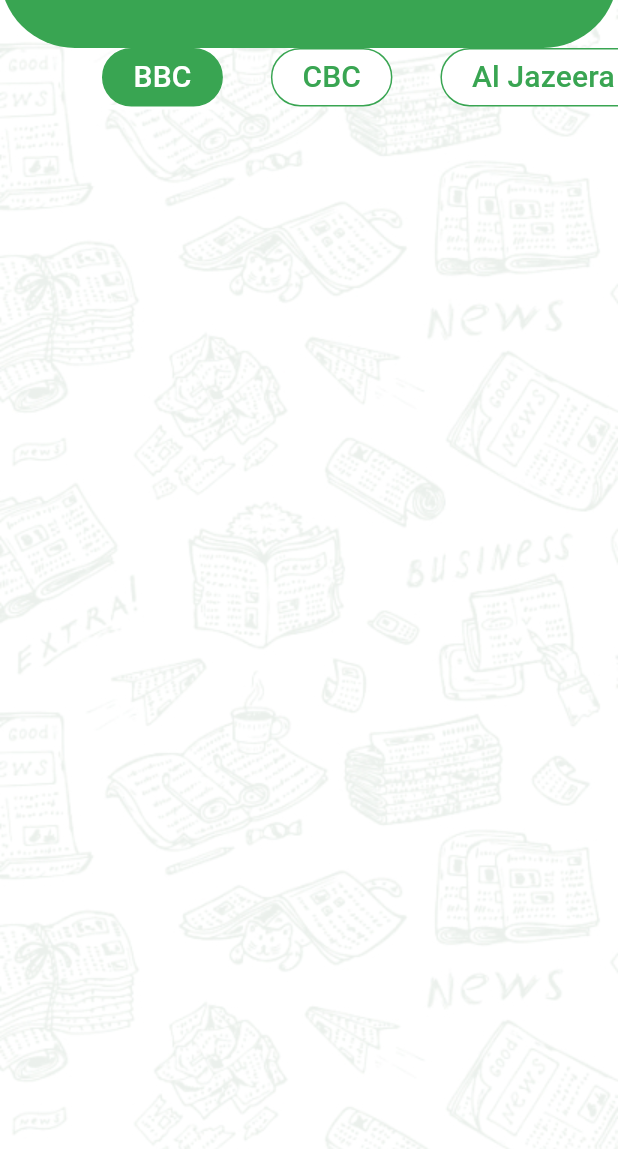
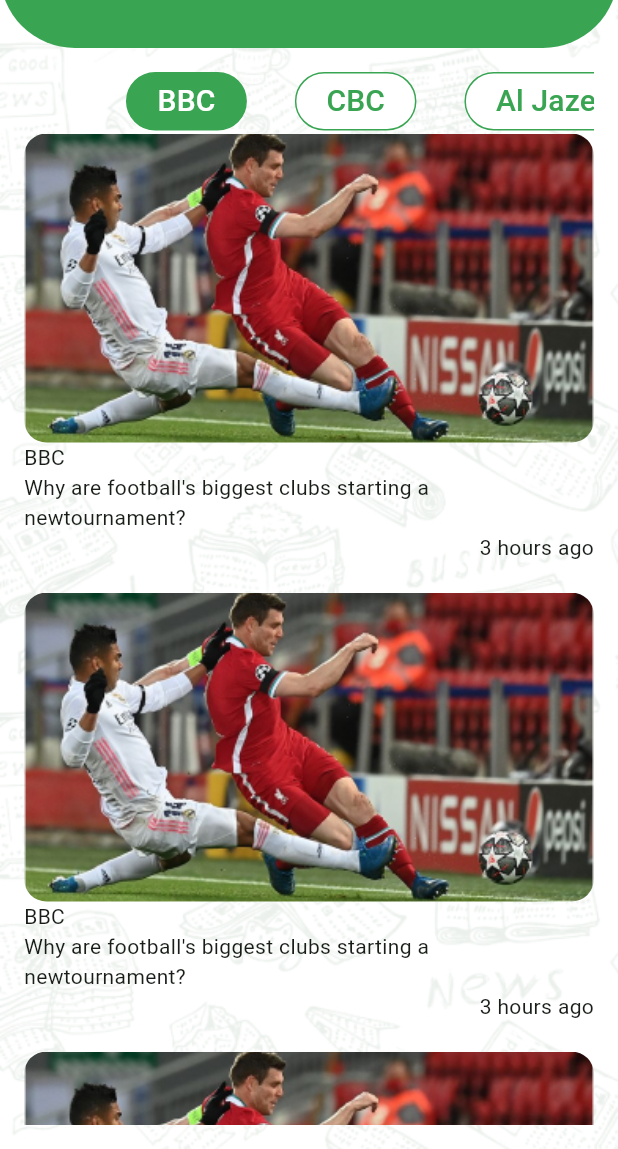
Before and after one commit to AliSamir070/news_c10_maadi, a Flutter app: the screen it shows after launch, after a tap on "Sports", on a phone screen of 412 x 824 dp, the part 87-1236 px from its top. Run offline on Flutter 3.47's test engine with Material 3 defaults, Android fonts, the phone set to English and light mode, and no system bars.

Commit message:
+ Finish design of news list

```diff
--- /dev/null
+++ b/lib/model/news_model.dart
@@ -0,0 +1,16 @@
+class NewsModel{
+  String id;
+  String title;
+  String image;
+  String sourceName;
+  String date;
+  NewsModel({required this.id ,required this.date, required this.title , required this.image , required this.sourceName});
+  static List<NewsModel> newsList = [
+    NewsModel(id: "1", title: "Why are football's biggest clubs starting a newtournament?", image: "assets/images/article.png", sourceName: "BBC",date: "3 hours ago"),
+    NewsModel(id: "1", title: "Why are football's biggest clubs starting a newtournament?", image: "assets/images/article.png", sourceName: "BBC",date: "3 hours ago"),
+    NewsModel(id: "1", title: "Why are football's biggest clubs starting a newtournament?", image: "assets/images/article.png", sourceName: "BBC",date: "3 hours ago"),
+    NewsModel(id: "1", title: "Why are football's biggest clubs starting a newtournament?", image: "assets/images/article.png", sourceName: "BBC",date: "3 hours ago"),
+    NewsModel(id: "1", title: "Why are football's biggest clubs starting a newtournament?", image: "assets/images/article.png", sourceName: "BBC",date: "3 hours ago"),
+    NewsModel(id: "1", title: "Why are football's biggest clubs starting a newtournament?", image: "assets/images/article.png", sourceName: "BBC",date: "3 hours ago"),
+  ];
+}
--- a/lib/ui/home/widgets/categoroy_details.dart
+++ b/lib/ui/home/widgets/categoroy_details.dart
@@ -1,5 +1,6 @@
 import 'package:flutter/material.dart';
 import 'package:news_c10_maadi/model/source_model.dart';
+import 'package:news_c10_maadi/ui/home/widgets/news_list_widget.dart';
 import 'package:news_c10_maadi/ui/home/widgets/source_widget.dart';
 
 class CategoryDetails extends StatefulWidget {
@@ -16,6 +17,8 @@
   Widget build(BuildContext context) {
     return DefaultTabController(
       length: SourceModel.sources.length,
+      child: Padding(
+        padding: const EdgeInsets.all(16.0),
         child: Column(
           children: [
             TabBar(
@@ -32,8 +35,10 @@
                   source: source,
                   isSelected: selectedSource == SourceModel.sources.indexOf(source),
                 )).toList()
-          )
+            ),
+            NewsListWidget()
           ],
+        ),
       ),
     );
   }
--- /dev/null
+++ b/lib/ui/home/widgets/news_item.dart
@@ -0,0 +1,25 @@
+import 'package:flutter/material.dart';
+import 'package:news_c10_maadi/model/news_model.dart';
+
+class NewsItem extends StatelessWidget {
+  NewsModel article;
+  NewsItem({Key? key,required this.article}) : super(key: key);
+
+  @override
+  Widget build(BuildContext context) {
+    var height = MediaQuery.of(context).size.height;
+    return Column(
+      crossAxisAlignment: CrossAxisAlignment.start,
+      children: [
+        ClipRRect(
+            borderRadius: BorderRadius.circular(15),
+            child: Image.asset(article.image,height: 0.25*height,width: double.infinity,fit: BoxFit.cover,)),
+        Text(article.sourceName),
+        Text(article.title),
+        Align(
+          alignment: Alignment.centerRight,
+            child: Text(article.date,)),
+      ],
+    );
+  }
+}
--- /dev/null
+++ b/lib/ui/home/widgets/news_list_widget.dart
@@ -0,0 +1,21 @@
+import 'package:flutter/material.dart';
+import 'package:news_c10_maadi/model/news_model.dart';
+
+import 'news_item.dart';
+
+class NewsListWidget extends StatelessWidget {
+  const NewsListWidget({Key? key}) : super(key: key);
+
+  @override
+  Widget build(BuildContext context) {
+    return Expanded(
+        child: ListView.separated(
+            separatorBuilder: (context , index)=>SizedBox(height: 20,),
+            itemBuilder: (context , index)=>NewsItem(
+              article: NewsModel.newsList[index],
+            ),
+            itemCount: NewsModel.newsList.length,
+        )
+    );
+  }
+}
```
Also changed, not shown: assets/images/article.png (added). Lines whose indentation alone changed are shown as unchanged.
